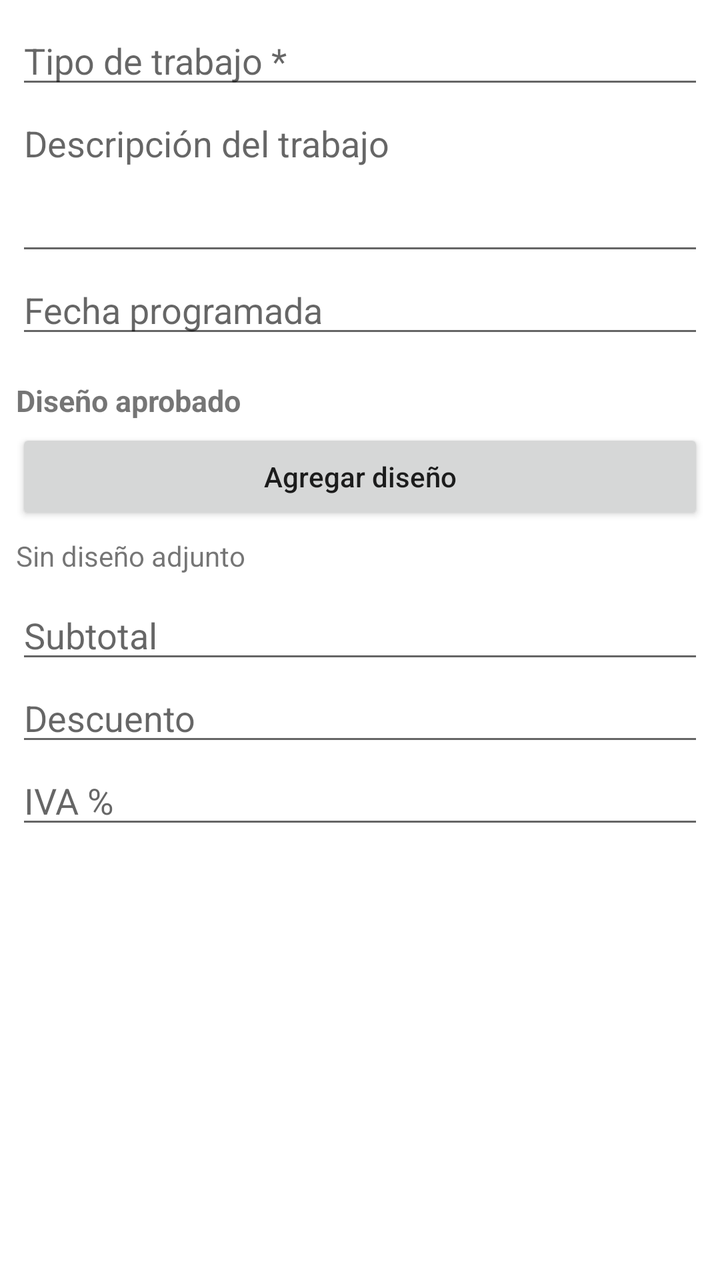
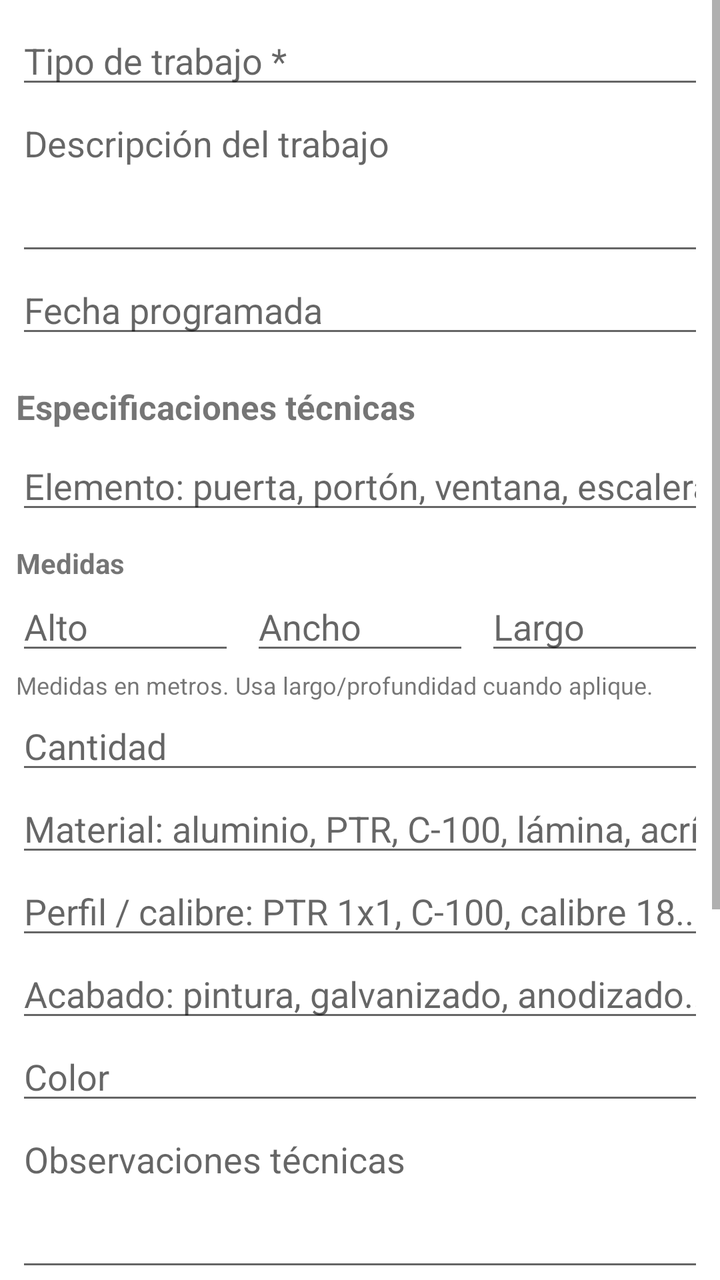

Two renders of the same Android screen: before a commit and after it. Below are the layout's source before the change and the commit's diff.
<!-- AndroidManifest.xml: application theme Theme.MSNexus -->
<!-- res/layout/dialog_orden.xml -->
<?xml version="1.0" encoding="utf-8"?>
<ScrollView
    xmlns:android="http://schemas.android.com/apk/res/android"
    android:layout_width="match_parent"
    android:layout_height="wrap_content">

    <LinearLayout
        android:layout_width="match_parent"
        android:layout_height="wrap_content"
        android:orientation="vertical"
        android:padding="8dp">

        <EditText
            android:id="@+id/etTipoTrabajo"
            android:layout_width="match_parent"
            android:layout_height="wrap_content"
            android:hint="Tipo de trabajo *"
            android:inputType="textCapSentences" />

        <EditText
            android:id="@+id/etDescripcionTrabajo"
            android:layout_width="match_parent"
            android:layout_height="wrap_content"
            android:hint="Descripción del trabajo"
            android:inputType="textCapSentences|textMultiLine"
            android:minLines="3"
            android:gravity="top" />

        <EditText
            android:id="@+id/etFechaProgramada"
            android:layout_width="match_parent"
            android:layout_height="wrap_content"
            android:hint="Fecha programada"
            android:inputType="text" />

        <TextView
            android:layout_width="match_parent"
            android:layout_height="wrap_content"
            android:text="Diseño aprobado"
            android:textStyle="bold"
            android:textSize="15sp"
            android:layout_marginTop="16dp"
            android:layout_marginBottom="4dp" />

        <Button
            android:id="@+id/btnSeleccionarDiseno"
            android:layout_width="match_parent"
            android:layout_height="wrap_content"
            android:text="Agregar diseño"
            android:textAllCaps="false" />

        <TextView
            android:id="@+id/tvDisenoSeleccionado"
            android:layout_width="match_parent"
            android:layout_height="wrap_content"
            android:text="Sin diseño adjunto"
            android:paddingTop="6dp"
            android:paddingBottom="8dp" />

        <EditText
            android:id="@+id/etSubtotal"
            android:layout_width="match_parent"
            android:layout_height="wrap_content"
            android:hint="Subtotal"
            android:inputType="numberDecimal" />

        <EditText
            android:id="@+id/etDescuento"
            android:layout_width="match_parent"
            android:layout_height="wrap_content"
            android:hint="Descuento"
            android:inputType="numberDecimal" />

        <EditText
            android:id="@+id/etIva"
            android:layout_width="match_parent"
            android:layout_height="wrap_content"
            android:hint="IVA %"
            android:inputType="numberDecimal" />

    </LinearLayout>

</ScrollView>
<!-- resources referenced by this layout -->
<resources>
  <style name="Theme.MSNexus" parent="Theme.MaterialComponents.DayNight.NoActionBar">
          <item name="android:statusBarColor">@android:color/white</item>
          <item name="android:windowLightStatusBar">true</item>
          <item name="colorPrimary">#1B4D91</item>
          <item name="colorPrimaryVariant">#123A6D</item>
          <item name="colorAccent">#1B4D91</item>
      </style>
</resources>

<!-- the commit's change to res/layout/dialog_orden.xml (unified diff, before → after) -->
@@ -1,6 +1,5 @@
 <?xml version="1.0" encoding="utf-8"?>
-<ScrollView
-    xmlns:android="http://schemas.android.com/apk/res/android"
+<ScrollView xmlns:android="http://schemas.android.com/apk/res/android"
     android:layout_width="match_parent"
     android:layout_height="wrap_content">
 
@@ -36,11 +35,120 @@
         <TextView
             android:layout_width="match_parent"
             android:layout_height="wrap_content"
-            android:text="Diseño aprobado"
+            android:layout_marginTop="18dp"
+            android:layout_marginBottom="6dp"
+            android:text="Especificaciones técnicas"
+            android:textSize="17sp"
+            android:textStyle="bold" />
+
+        <EditText
+            android:id="@+id/etTipoElemento"
+            android:layout_width="match_parent"
+            android:layout_height="wrap_content"
+            android:hint="Elemento: puerta, portón, ventana, escalera..."
+            android:inputType="textCapSentences" />
+
+        <TextView
+            android:layout_width="match_parent"
+            android:layout_height="wrap_content"
+            android:text="Medidas"
             android:textStyle="bold"
-            android:textSize="15sp"
-            android:layout_marginTop="16dp"
-            android:layout_marginBottom="4dp" />
+            android:layout_marginTop="10dp" />
+
+        <LinearLayout
+            android:layout_width="match_parent"
+            android:layout_height="wrap_content"
+            android:orientation="horizontal">
+
+            <EditText
+                android:id="@+id/etAlto"
+                android:layout_width="0dp"
+                android:layout_height="wrap_content"
+                android:layout_weight="1"
+                android:layout_marginEnd="4dp"
+                android:hint="Alto"
+                android:inputType="numberDecimal" />
+
+            <EditText
+                android:id="@+id/etAncho"
+                android:layout_width="0dp"
+                android:layout_height="wrap_content"
+                android:layout_weight="1"
+                android:layout_marginStart="4dp"
+                android:layout_marginEnd="4dp"
+                android:hint="Ancho"
+                android:inputType="numberDecimal" />
+
+            <EditText
+                android:id="@+id/etLargo"
+                android:layout_width="0dp"
+                android:layout_height="wrap_content"
+                android:layout_weight="1"
+                android:layout_marginStart="4dp"
+                android:hint="Largo"
+                android:inputType="numberDecimal" />
+
+        </LinearLayout>
+
+        <TextView
+            android:layout_width="match_parent"
+            android:layout_height="wrap_content"
+            android:text="Medidas en metros. Usa largo/profundidad cuando aplique."
+            android:textSize="12sp"
+            android:layout_marginTop="2dp" />
+
+        <EditText
+            android:id="@+id/etCantidad"
+            android:layout_width="match_parent"
+            android:layout_height="wrap_content"
+            android:hint="Cantidad"
+            android:inputType="number" />
+
+        <EditText
+            android:id="@+id/etMaterial"
+            android:layout_width="match_parent"
+            android:layout_height="wrap_content"
+            android:hint="Material: aluminio, PTR, C-100, lámina, acrílico..."
+            android:inputType="textCapSentences" />
+
+        <EditText
+            android:id="@+id/etPerfilCalibre"
+            android:layout_width="match_parent"
+            android:layout_height="wrap_content"
+            android:hint="Perfil / calibre: PTR 1x1, C-100, calibre 18..."
+            android:inputType="textCapSentences" />
+
+        <EditText
+            android:id="@+id/etAcabado"
+            android:layout_width="match_parent"
+            android:layout_height="wrap_content"
+            android:hint="Acabado: pintura, galvanizado, anodizado..."
+            android:inputType="textCapSentences" />
+
+        <EditText
+            android:id="@+id/etColor"
+            android:layout_width="match_parent"
+            android:layout_height="wrap_content"
+            android:hint="Color"
+            android:inputType="textCapWords" />
+
+        <EditText
+            android:id="@+id/etObservacionesTecnicas"
+            android:layout_width="match_parent"
+            android:layout_height="wrap_content"
+            android:hint="Observaciones técnicas"
+            android:inputType="textCapSentences|textMultiLine"
+            android:minLines="3"
+            android:gravity="top" />
+
+        <TextView
+            android:layout_width="match_parent"
+            android:layout_height="wrap_content"
+            android:layout_marginTop="18dp"
+            android:layout_marginBottom="6dp"
+            android:text="Diseño aprobado por el cliente"
+            android:textSize="17sp"
+            android:textStyle="bold" />
 
         <Button
             android:id="@+id/btnSeleccionarDiseno"
@@ -53,9 +161,10 @@
             android:id="@+id/tvDisenoSeleccionado"
             android:layout_width="match_parent"
             android:layout_height="wrap_content"
+            android:paddingTop="8dp"
+            android:paddingBottom="8dp"
             android:text="Sin diseño adjunto"
-            android:paddingTop="6dp"
-            android:paddingBottom="8dp" />
+            android:textSize="13sp" />
 
         <EditText
             android:id="@+id/etSubtotal"
